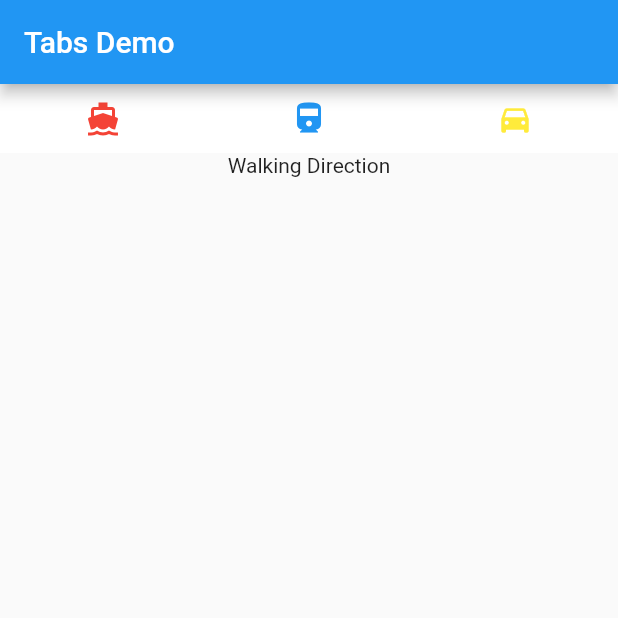
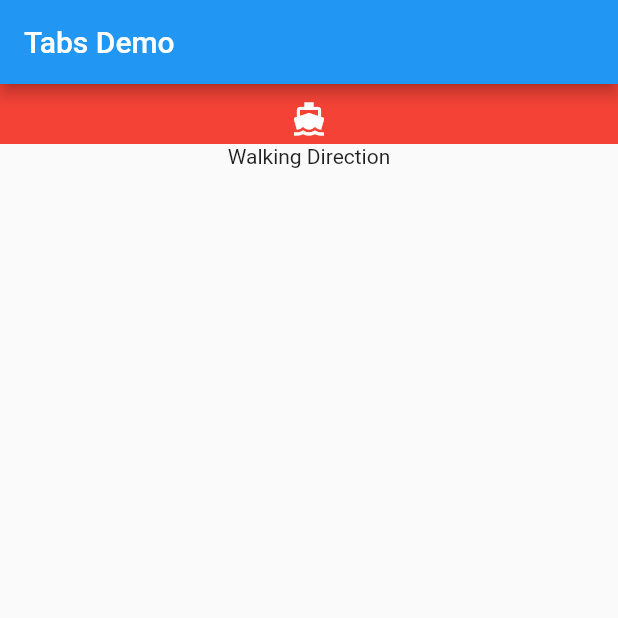
Before and after one commit to subeg7/Flutter-Tab-View-with-Unions, a Flutter app: the screen it shows after launch, on a phone screen of 412 x 824 dp, the top half of it. Run offline on Flutter 3.47's test engine with Material 2 defaults, Android fonts, the phone set to English and light mode, and no system bars; our stand-ins replace freezed_annotation.

Commit message:
Create TabContainer widget

```diff
--- /dev/null
+++ b/lib/helpers/tab_helper.dart
@@ -0,0 +1,38 @@
+import 'package:flutter/material.dart';
+import 'package:tabs_with_freezed/model/home_view_model.dart';
+import 'package:tabs_with_freezed/model/tab_bar_item.dart';
+
+class TabHelper {
+  // TODO :: create 15 tabs
+
+  static List<HomeViewModel> get allTabs => [
+
+        HomeViewModel.walk(
+          TabBarItem(
+            title: "Walking Direction",
+            icon: Icons.directions_boat_filled,
+            primaryColor: Colors.red,
+          ),
+        ),
+        HomeViewModel.train(
+          TabBarItem(
+            title: "Train Direction",
+            icon: Icons.directions_train,
+            primaryColor: Colors.blue,
+          ),
+        ),
+        HomeViewModel.car(
+          TabBarItem(
+            title: "Car Direction",
+            icon: Icons.directions_car,
+            primaryColor: Colors.yellow,
+          ),
+        ),
+      ];
+
+  // static Widget getScreenContent(HomeViewModel activeTab) => activeTab.when(
+  //       walk: (item) => Text(item.title),
+  //       train: (item) => Text(item.title),
+  //       car: (item) => Text(item.title),
+  //     );
+}
--- a/lib/model/home_view_model.dart
+++ b/lib/model/home_view_model.dart
@@ -5,6 +5,7 @@ part './home_view_model.freezed.dart';
 
 @freezed
 class HomeViewModel with _$HomeViewModel {
+  // TODO :: create 15 constructors
   const factory HomeViewModel.walk(TabBarItem item) = _Walk;
   const factory HomeViewModel.train(TabBarItem item) = _Train;
   const factory HomeViewModel.car(TabBarItem item) = _Car;
--- a/lib/widgets/home_view_widget.dart
+++ b/lib/widgets/home_view_widget.dart
@@ -1,8 +1,7 @@
 import 'package:flutter/material.dart';
+import 'package:tabs_with_freezed/helpers/tab_helper.dart';
 import 'package:tabs_with_freezed/model/home_view_model.dart';
-import 'package:tabs_with_freezed/model/tab_bar_item.dart';
-
-import 'option_widget.dart';
+import 'package:tabs_with_freezed/widgets/tab_container.dart';
 
 class HomeView extends StatefulWidget {
   const HomeView({Key? key, required this.title}) : super(key: key);
@@ -19,7 +18,7 @@ class _HomeViewState extends State<HomeView> {
 
   @override
   void initState() {
-    _initTabs();
+    tabs = TabHelper.allTabs;
     super.initState();
   }
 
@@ -28,28 +27,18 @@ class _HomeViewState extends State<HomeView> {
     return Scaffold(
       appBar: AppBar(
         title: const Text('Tabs Demo'),
-        // bottom: _buildOptions(homeProvider),
       ),
       body: Column(
         children: [
-          _buildOptions(),
+          TabContainer(
+            tabs: tabs,
+            onTabPressed: (int index) => setState(() {
+              activeTabIndex = index;
+            }),
+          ),
           _buildBody(tabs[activeTabIndex]),
         ],
       ),
-    );
-  }
-
-  Widget _buildOptions() {
-    return Row(
-      children: tabs
-          .map(
-            (homeVModel) => OptionWidget(
-                item: homeVModel.item,
-                onTap: () => setState(() {
-                      activeTabIndex = tabs.indexOf(homeVModel);
-                    })),
-          )
-          .toList(),
     );
   }
 
@@ -60,30 +49,4 @@ class _HomeViewState extends State<HomeView> {
       car: (item) => Text(item.title),
     );
   }
-
-  _initTabs() {
-    tabs = [
-      HomeViewModel.walk(
-        TabBarItem(
-          title: "Walking Direction",
-          icon: Icons.directions_boat_filled,
-          primaryColor: Colors.red,
-        ),
-      ),
-      HomeViewModel.train(
-        TabBarItem(
-          title: "Train Direction",
-          icon: Icons.directions_train,
-          primaryColor: Colors.blue,
-        ),
-      ),
-      HomeViewModel.car(
-        TabBarItem(
-          title: "Car Direction",
-          icon: Icons.directions_car,
-          primaryColor: Colors.yellow,
-        ),
-      ),
-    ];
-  }
 }
--- a/lib/widgets/option_widget.dart
+++ b/lib/widgets/option_widget.dart
@@ -13,16 +13,15 @@ class OptionWidget extends StatelessWidget {
 
   @override
   Widget build(BuildContext context) {
-    return Expanded(
-      child: InkWell(
-        onTap: onTap,
-        child: Container(
-          color: item.secondaryColor,
-          child: Tab(
-            icon: Icon(
-              item.icon,
-              color: item.primaryColor,
-            ),
+    return InkWell(
+      onTap: onTap,
+      child: Container(
+        // width: 20,
+        color: item.primaryColor,
+        child: Tab(
+          icon: Icon(
+            item.icon,
+            color: item.secondaryColor,
           ),
         ),
       ),
--- /dev/null
+++ b/lib/widgets/tab_container.dart
@@ -0,0 +1,27 @@
+import 'package:flutter/material.dart';
+import 'package:tabs_with_freezed/model/home_view_model.dart';
+import 'package:tabs_with_freezed/widgets/option_widget.dart';
+
+class TabContainer extends StatelessWidget {
+  final List<HomeViewModel> tabs;
+  final Function(int) onTabPressed;
+
+  const TabContainer({Key? key, required this.tabs, required this.onTabPressed})
+      : super(key: key);
+
+  @override
+  Widget build(BuildContext context) {
+    return Container(
+      height: 40,
+      child: ListView(
+        children: tabs
+            .map(
+              (homeVModel) => OptionWidget(
+                  item: homeVModel.item,
+                  onTap: () => onTabPressed(tabs.indexOf(homeVModel))),
+            )
+            .toList(),
+      ),
+    );
+  }
+}
```
